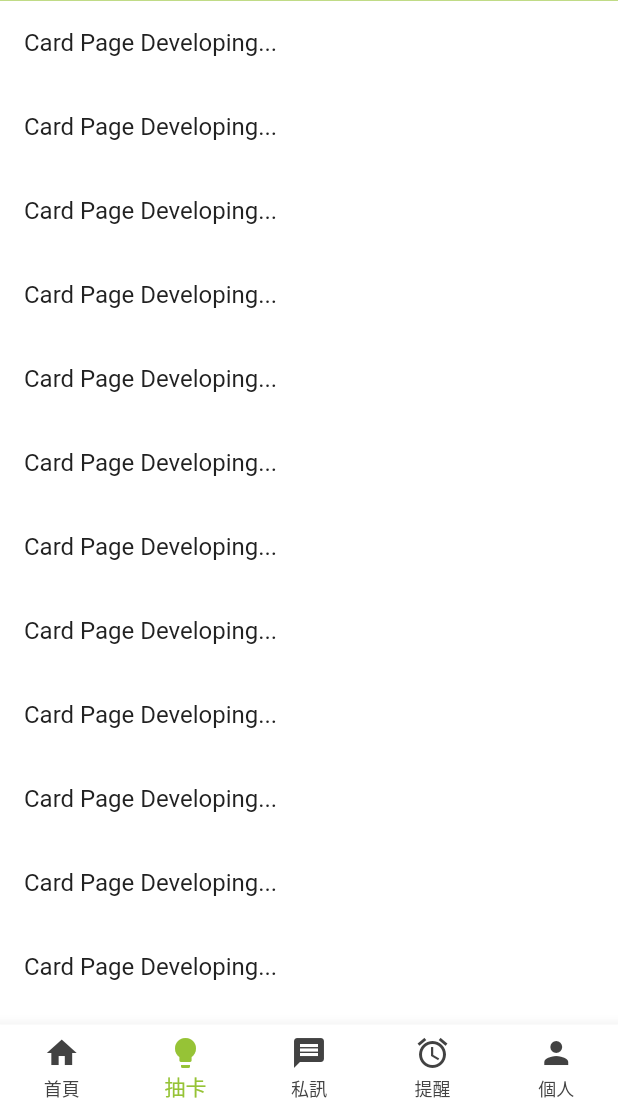
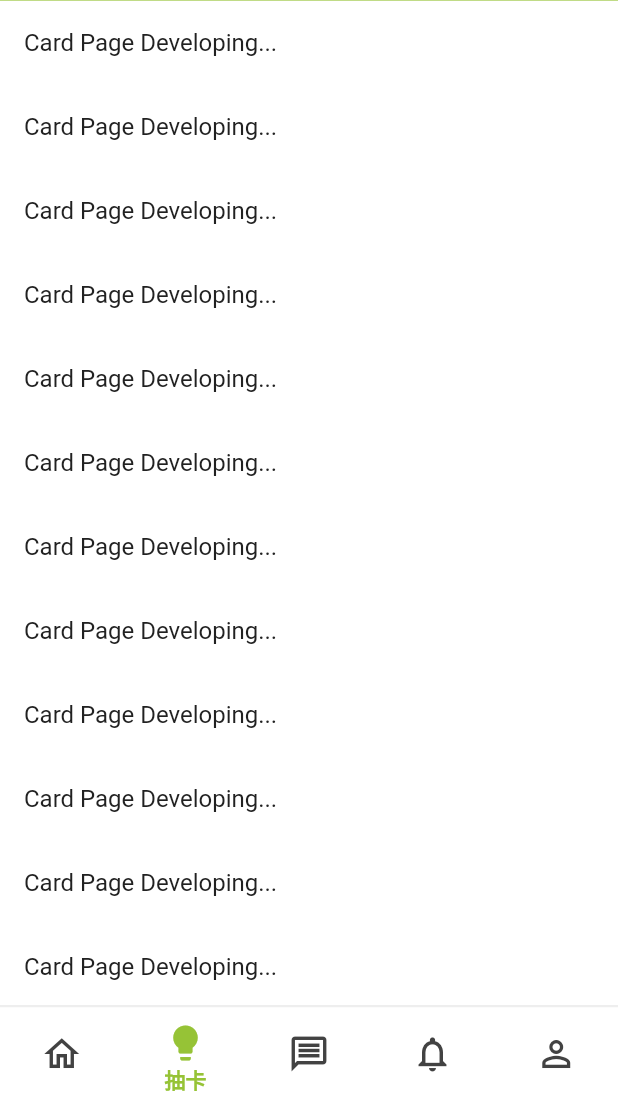
Before and after one commit to DoodleBears/paclub, a Flutter app: the Tabs screen opened by its route, item 2 of the bottom bar chosen, on a phone screen of 412 x 824 dp, the part 123-1236 px from its top. Run offline on Flutter 3.47's test engine with Material 2 defaults, Android fonts, the phone set to English and light mode, and no system bars; our stand-ins replace animated_theme_switcher, cloud_firestore, connectivity_plus, firebase_auth, firebase_core, flutter_svg and 7 more; accounts and stored records are empty.

```diff
--- a/lib/frontend/views/main/message/components/chatroom/components/chatroom_message_tile.dart
+++ b/lib/frontend/views/main/message/components/chatroom/components/chatroom_message_tile.dart
@@ -17,7 +17,7 @@ class ChatroomMessageTile extends StatelessWidget {
   @override
   Widget build(BuildContext context) {
     return Container(
-      padding: EdgeInsets.only(
+      margin: EdgeInsets.only(
         left: 12.0,
         right: 12.0,
         bottom: 8.0,
@@ -39,11 +39,11 @@ class ChatroomMessageTile extends StatelessWidget {
               strutStyle: StrutStyle(
                 height: 1,
                 leading: 0.1,
-                fontSize: 16.0,
+                fontSize: 14.0,
               ),
               textAlign: TextAlign.start,
               style: TextStyle(
-                fontSize: 16.0,
+                fontSize: 14.0,
                 fontWeight: FontWeight.bold,
               ),
             ),
--- a/lib/frontend/views/main/tabs/tabs_page.dart
+++ b/lib/frontend/views/main/tabs/tabs_page.dart
@@ -39,30 +39,71 @@ class Tabs extends GetView<TabsController> {
             body: GetBuilder<TabsController>(builder: (_) {
               return pageList[controller.currentIndex];
             }), // 从controller 得知当前应该显示哪个page
-            bottomNavigationBar: GetBuilder<TabsController>(
+            bottomNavigationBar: Container(
+              color: AppColors.bottomNavigationBarBackground,
+              child: Stack(
+                children: [
+                  Container(
+                    height: 72.0,
+                    child: GetBuilder<TabsController>(
                       builder: (_) {
                         return BottomNavigationBar(
+                          enableFeedback: false,
+                          showUnselectedLabels: false,
                           currentIndex: controller.currentIndex,
+                          elevation: 0.0,
+                          backgroundColor: Colors.transparent,
                           onTap: (int index) {
                             controller.setIndex(index);
                           },
                           showSelectedLabels: true,
                           selectedItemColor: accentColor,
                           type: BottomNavigationBarType.fixed,
+                          iconSize: 28.0,
+                          unselectedLabelStyle: TextStyle(
+                              fontSize: 14.0, fontWeight: FontWeight.bold),
+                          selectedLabelStyle: TextStyle(
+                              fontSize: 14.0, fontWeight: FontWeight.bold),
                           items: [
                             BottomNavigationBarItem(
-                        icon: Icon(Icons.home), label: '首頁'),
+                              icon: Icon(Icons.home_outlined),
+                              activeIcon: Icon(Icons.home),
+                              label: '首頁',
+                            ),
                             BottomNavigationBarItem(
-                        icon: Icon(Icons.lightbulb), label: '抽卡'),
+                              icon: Icon(Icons.lightbulb_outline),
+                              activeIcon: Icon(Icons.lightbulb),
+                              label: '抽卡',
+                            ),
                             BottomNavigationBarItem(
-                        icon: Icon(Icons.message), label: '私訊'),
+                              icon: Icon(Icons.message_outlined),
+                              activeIcon: Icon(Icons.message),
+                              label: '私訊',
+                            ),
                             BottomNavigationBarItem(
-                        icon: Icon(Icons.alarm), label: '提醒'),
+                              icon: Icon(Icons.notifications_outlined),
+                              activeIcon: Icon(Icons.notifications),
+                              label: '提醒',
+                            ),
                             BottomNavigationBarItem(
-                        icon: Icon(Icons.person), label: '個人'),
+                              icon: Icon(Icons.person_outline),
+                              activeIcon: Icon(Icons.person),
+                              label: '個人',
+                            ),
                           ],
                         );
                       },
+                    ),
+                  ),
+                  // 顶部黑色线条
+                  Positioned(
+                    child: Container(
+                      height: 1.5,
+                      color: AppColors.messageBoxBackground,
+                    ),
+                  ),
+                ],
+              ),
             ),
           ),
         ),
```
Also changed, not shown: lib/frontend/constants/colors.dart (+5 -2 lines), lib/frontend/views/main/message/components/chatroom/chatroom_body.dart (+25 -11 lines). Lines whose indentation alone changed are shown as unchanged.
